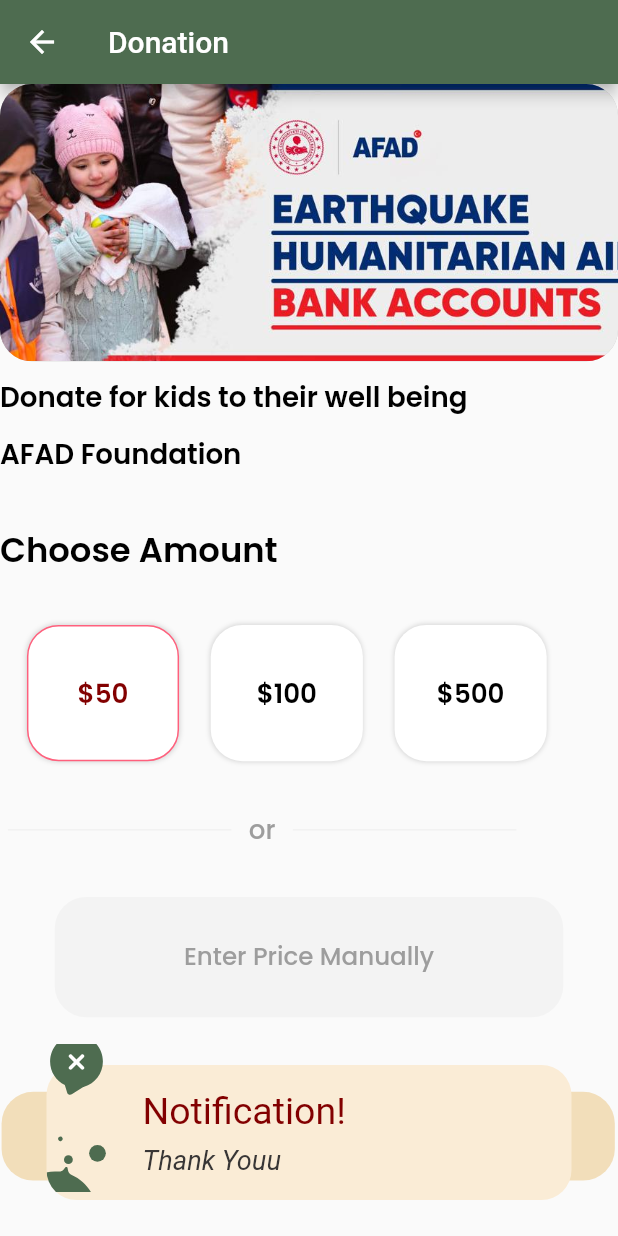
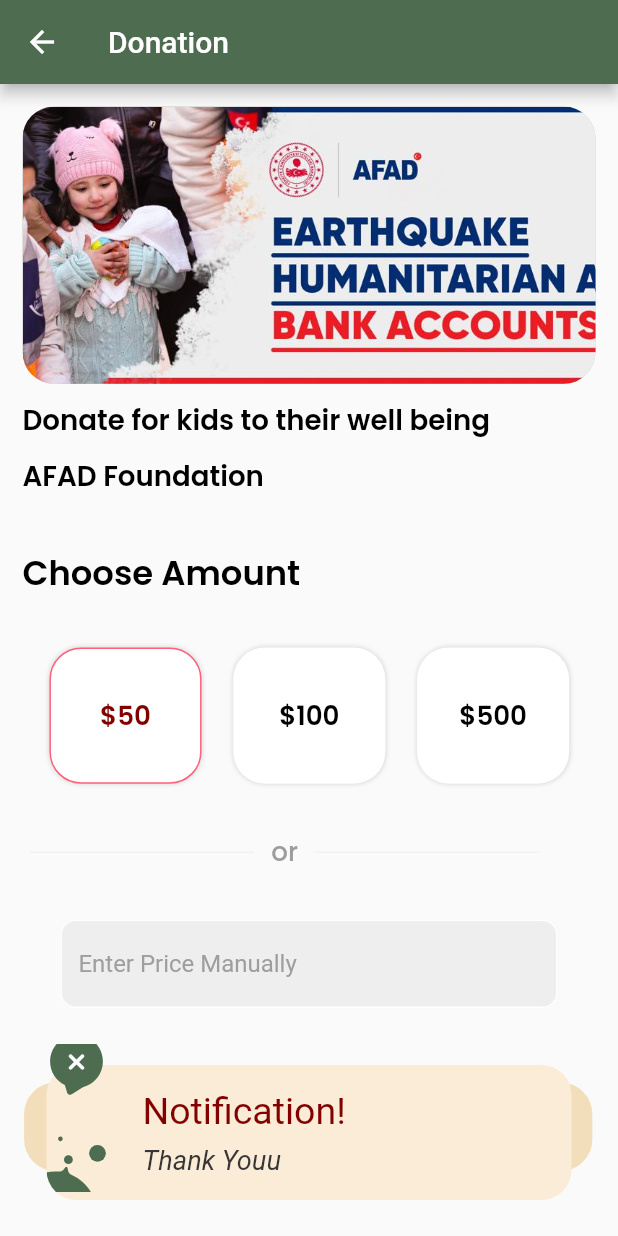
Before and after one commit to Google-Solution-Challenge-Metu/CanYouHearMe, a Flutter app: the DonationScreen screen opened directly, after a tap on "Donate now", on a phone screen of 412 x 824 dp. Run offline on Flutter 3.47's test engine with Material 2 defaults, Android fonts, the phone set to English and light mode, and no system bars; our stand-ins replace audioplayers, awesome_snackbar_content, cloud_firestore, firebase_auth, firebase_core, firebase_storage and 10 more; accounts and stored records are empty; project files that could hold a hidden picture were left out.

Commit message:
minor changes

```diff
--- a/lib/screens/help/donaiton/donation.dart
+++ b/lib/screens/help/donaiton/donation.dart
@@ -11,6 +11,7 @@
 }
 
 class _DonationScreen extends State<DonationScreen> {
+  final donateController = TextEditingController();
   @override
   Widget build(BuildContext context) {
     double baseWidth = 390;
@@ -21,12 +22,15 @@
         backgroundColor: Color(0xFF4E6C50),
         title: Text("Donation"),
       ),
-      body: Center(
+      body: Padding(
+        padding: const EdgeInsets.all(15.0),
+        child: Center(
           child: ListView(
             children: [
               Container(
                 // frame31gPi (49:27)
-              margin: EdgeInsets.fromLTRB(0 * fem, 0 * fem, 0 * fem, 33 * fem),
+                margin:
+                    EdgeInsets.fromLTRB(0 * fem, 0 * fem, 0 * fem, 33 * fem),
                 width: double.infinity,
                 child: Column(
                   crossAxisAlignment: CrossAxisAlignment.start,
@@ -112,7 +116,8 @@
               ),
               Container(
                 // frame32ga4 (49:28)
-              margin: EdgeInsets.fromLTRB(2 * fem, 0 * fem, 2 * fem, 47 * fem),
+                margin:
+                    EdgeInsets.fromLTRB(2 * fem, 0 * fem, 2 * fem, 47 * fem),
                 width: double.infinity,
                 child: Column(
                   crossAxisAlignment: CrossAxisAlignment.center,
@@ -125,7 +130,8 @@
                         crossAxisAlignment: CrossAxisAlignment.center,
                         children: [
                           SizedBox(
-                                width: 15 * fem,),
+                            width: 15 * fem,
+                          ),
                           Container(
                             // group12xnU (49:25)
                             width: 96 * fem,
@@ -282,28 +288,52 @@
                               ],
                             ),
                           ),
+                          buildTextField(
+                              donateController, "Enter Price Manually", false),
+                        ],
+                      ),
+                    ),
+                  ],
+                ),
+              ),
               GestureDetector(
-                          onTap: (){
-                            print("Manual");
+                onTap: () {
+                  ScaffoldMessenger.of(context).showSnackBar(const SnackBar(
+                    content: CustomSnackBarContent(
+                      errorText: "Thank Youu",
+                    ),
+                    behavior: SnackBarBehavior.floating,
+                    backgroundColor: Colors.transparent,
+                    elevation: 0,
+                  ));
                 },
                 child: Container(
-                            // group9xrL (36:48)
-                            margin: EdgeInsets.fromLTRB(29.5*fem, 0*fem, 29.5*fem, 0*fem),
+                  // frame28qQL (36:49)
+                  margin:
+                      EdgeInsets.fromLTRB(1 * fem, 0 * fem, 2 * fem, 0 * fem),
                   width: double.infinity,
-                            height: 76*fem,
-                            decoration: BoxDecoration (
-                              color: Color(0x26cdcdcd),
-                              borderRadius: BorderRadius.circular(20*fem),
+                  height: 56 * fem,
+                  decoration: BoxDecoration(
+                    borderRadius: BorderRadius.circular(20 * fem),
+                    gradient: LinearGradient(
+                      begin: Alignment(0, -1),
+                      end: Alignment(0, 1),
+                      colors: <Color>[
+                        Color.fromARGB(255, 242, 222, 186),
+                        Color.fromARGB(255, 242, 222, 186)
+                      ],
+                      stops: <double>[0, 1],
+                    ),
                   ),
                   child: Center(
                     child: Text(
-                                'Enter Price Manually',
-                                style: SafeGoogleFont (
+                      'Donate now',
+                      style: SafeGoogleFont(
                         'Poppins',
-                                  fontSize: 16*ffem,
-                                  fontWeight: FontWeight.w500,
-                                  height: 1.5*ffem/fem,
-                                  color: Color(0xff9d9d9d),
+                        fontSize: 16 * ffem,
+                        fontWeight: FontWeight.w700,
+                        height: 1.5 * ffem / fem,
+                        color: Color.fromARGB(255, 130, 0, 0),
                       ),
                     ),
                   ),
@@ -312,49 +342,37 @@
             ],
           ),
         ),
-                ],
+      ),
+    );
+  }
+
+  Padding buildTextField(final controller, String hintText, bool obscureText) {
+    return Padding(
+      padding: const EdgeInsets.symmetric(horizontal: 20.0),
+      child: TextField(
+        controller: controller,
+        obscureText: obscureText,
+        decoration: InputDecoration(
+          hintText: hintText,
+          hintStyle: TextStyle(color: Colors.grey[500]),
+          enabledBorder: const OutlineInputBorder(
+            borderRadius: BorderRadius.all(
+              Radius.circular(10.0),
+            ),
+            borderSide: BorderSide(
+              color: Colors.white,
             ),
           ),
-            GestureDetector(
-              onTap: () {
-                ScaffoldMessenger.of(context).showSnackBar(
-                  const SnackBar(
-                    content: CustomSnackBarContent(errorText: "Thank Youu" ,),
-                    behavior: SnackBarBehavior.floating,
-                    backgroundColor: Colors.transparent,
-                    elevation: 0,
-                  )
-                );
-              },
-              child: Container(
-                // frame28qQL (36:49)
-                margin: EdgeInsets.fromLTRB(1*fem, 0*fem, 2*fem, 0*fem),
-                width: double.infinity,
-                height: 56*fem,
-                decoration: BoxDecoration (
-                  borderRadius: BorderRadius.circular(20*fem),
-                  gradient: LinearGradient (
-                    begin: Alignment(0, -1),
-                    end: Alignment(0, 1),
-                    colors: <Color>[Color.fromARGB(255,242, 222, 186), Color.fromARGB(255,242, 222, 186)],
-                    stops: <double>[0, 1],
+          focusedBorder: OutlineInputBorder(
+            borderRadius: const BorderRadius.all(
+              Radius.circular(10.0),
+            ),
+            borderSide: BorderSide(
+              color: Colors.grey.shade400,
             ),
           ),
-                child: Center(
-                  child: Text(
-                    'Donate now',
-                    style: SafeGoogleFont (
-                      'Poppins',
-                      fontSize: 16*ffem,
-                      fontWeight: FontWeight.w700,
-                      height: 1.5*ffem/fem,
-                      color: Color.fromARGB(255,130, 0, 0),
-                    ),
-                  ),
-                ),
-              ),
-            ),
-          ],
+          fillColor: Colors.grey.shade200,
+          filled: true,
         ),
       ),
     );
```
Lines whose indentation alone changed are shown as unchanged.
